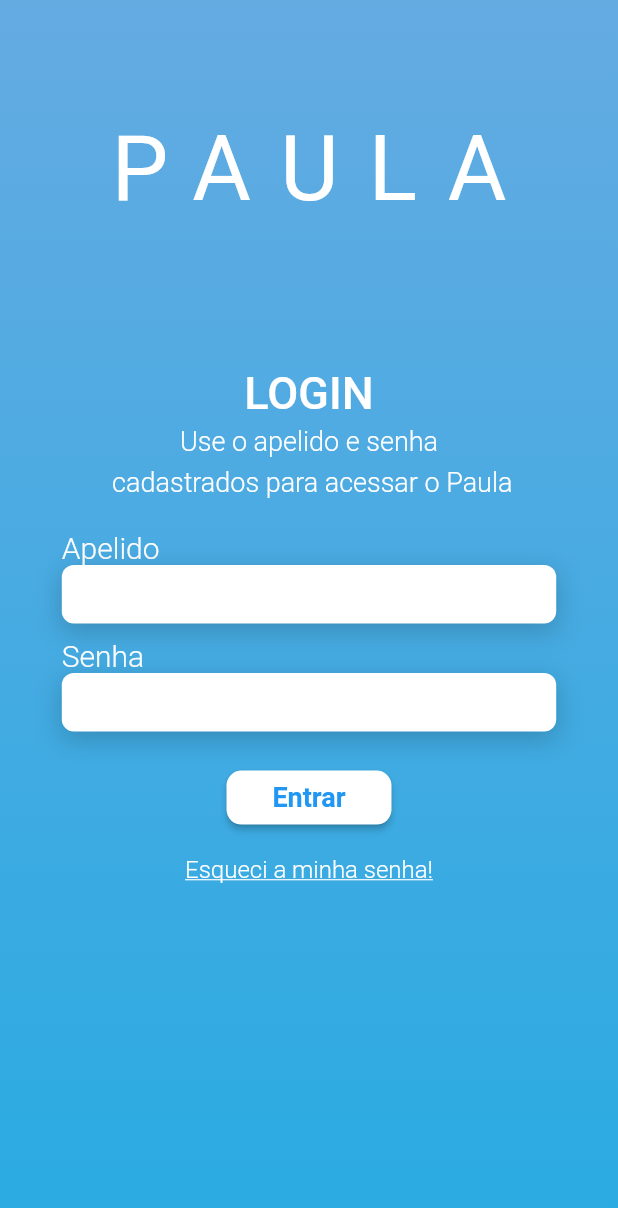
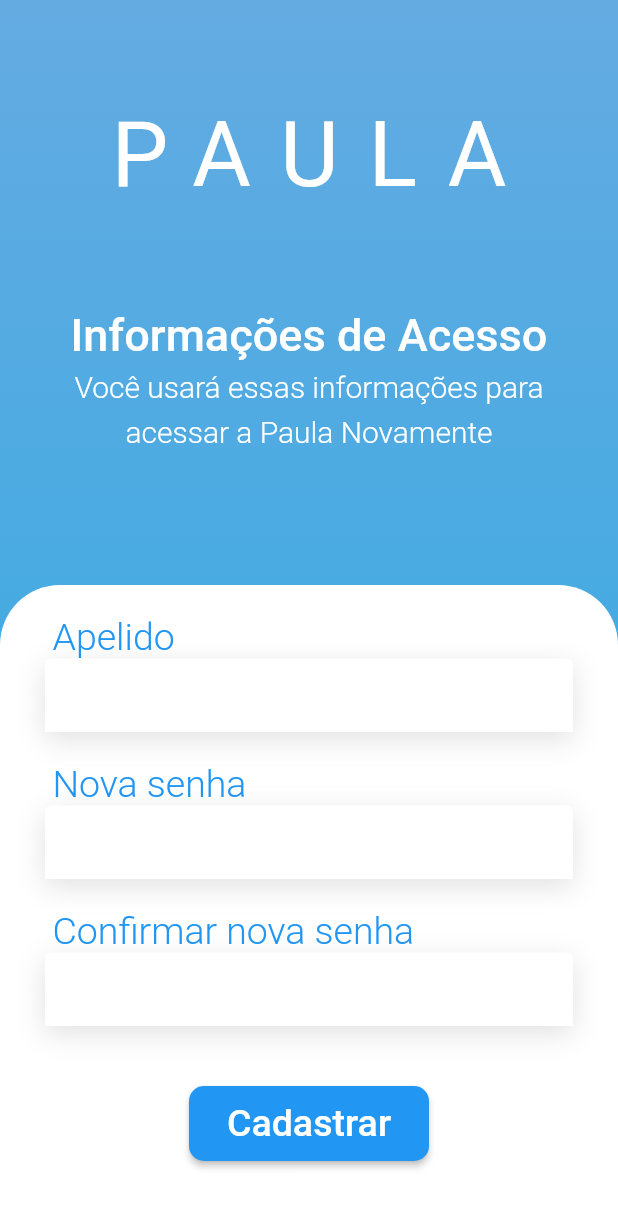
Before and after one commit to Paula-Project/Paula-app, a Flutter app: the LoginPage screen opened by its route, after a tap on "Esqueci a minha senha!", on a phone screen of 412 x 824 dp. Shown: the top 1208 px of the screen. Run offline on Flutter 3.47's test engine with Material 2 defaults, Android fonts, the phone set to English and light mode, and no system bars; our stand-ins replace audioplayers, get, page_transition, shared_preferences; accounts and stored records are empty; Roboto replaces fonts that are missing (Nunito).

Commit message:
Tela Change Password

```diff
--- /dev/null
+++ b/lib/app/views/change_password.dart
@@ -0,0 +1,214 @@
+import 'package:flutter/material.dart';
+import 'package:paula/app/views/components/Input.dart';
+import 'components/paulaTitle.dart';
+import 'home_page.dart';
+import 'package:flutter/services.dart';
+
+class ChangePassword extends StatefulWidget {
+  const ChangePassword({Key? key}) : super(key: key);
+
+  @override
+  State<ChangePassword> createState() => _ChangePassword();
+}
+
+class _ChangePassword extends State<ChangePassword> {
+  static const backgroundBlueGradiend = BoxDecoration(
+      gradient: LinearGradient(
+          begin: Alignment.topCenter,
+          end: Alignment.bottomCenter,
+          colors: [
+            Color.fromARGB(255, 100, 171, 226),
+            Color.fromARGB(255, 41, 171, 226)
+          ]));
+  List<bool> isSelected = List.generate(3, (int index) => false);
+
+  final GlobalKey<FormState> _key = GlobalKey<FormState>();
+
+  final TextEditingController _senhaController = TextEditingController();
+  final TextEditingController _senhaConfirmaController =
+  TextEditingController();
+  final TextEditingController _apelidoController = TextEditingController();
+
+  @override
+  Widget build(BuildContext context) {
+    return Scaffold(
+      body: SingleChildScrollView(
+        child: Container(
+          decoration: backgroundBlueGradiend,
+          width: MediaQuery.of(context).size.width,
+          height: MediaQuery.of(context).size.height,
+          child: Column(
+            children: [
+              const Expanded(
+                flex: 4,
+                child: PaulaTitleComponent(),
+              ),
+              Expanded(
+                flex: 12,
+                child: Column(
+                    mainAxisSize: MainAxisSize.max,
+                    mainAxisAlignment: MainAxisAlignment.start,
+                    crossAxisAlignment: CrossAxisAlignment.start,
+                    children: [
+                      Expanded(
+                        child: Padding(
+                          padding: const EdgeInsets.symmetric(horizontal: 15),
+                          child: Center(
+                            child: Column(
+                              children: const [
+                                Text("Informações de Acesso",
+                                    style: TextStyle(
+                                        color: Colors.white,
+                                        fontSize: 30,
+                                        fontFamily: "Nunito",
+                                        fontWeight: FontWeight.w500)),
+                                Text(
+                                    "Você usará essas informações para acessar a Paula Novamente",
+                                    textAlign: TextAlign.center,
+                                    style: TextStyle(
+                                      color: Colors.white,
+                                      fontSize: 20,
+                                      height: 1.5,
+                                      fontWeight: FontWeight.w300,
+                                    )),
+                              ],
+                            ),
+                          ),
+                        ),
+                      ),
+                      Container(
+                        width: double.infinity,
+                        color: Colors.transparent,
+                        child: Container(
+                            decoration: const BoxDecoration(
+                                color: Colors.white,
+                                borderRadius: BorderRadius.only(
+                                  topLeft: Radius.circular(40.0),
+                                  topRight: Radius.circular(40.0),
+                                )),
+                            child: Padding(
+                              padding: const EdgeInsets.only(bottom: 50),
+                              child: Form(
+                                key: _key,
+                                child: Padding(
+                                  padding:
+                                  const EdgeInsets.fromLTRB(30, 20, 30, 0),
+                                  child: Center(
+                                    child: Column(
+                                      children: [
+                                        Input(
+                                          labelInputTxt: 'Apelido',
+                                          controller: _apelidoController,
+                                          keyboardType: TextInputType.text,
+                                          valid: (value) {
+                                            if (value!.isEmpty) {
+                                              return ' Informe o nome';
+                                            }
+                                            if (value.length < 3) {
+                                              return 'Tamanho inferior a 3';
+                                            }
+                                            return null;
+                                          },
+                                          formatters: [
+                                            FilteringTextInputFormatter.allow(
+                                                RegExp(r'[a-zA-Z0-9]'))
+                                          ],
+                                        ),
+                                        Container(
+                                          height: 20,
+                                        ),
+                                        Input(
+                                          labelInputTxt: "Nova senha",
+                                          obscureTxt: true,
+                                          controller: _senhaController,
+                                          keyboardType: TextInputType.text,
+                                          valid: (value) {
+                                            if (value!.trim().isEmpty) {
+                                              return 'Informe uma Senha';
+                                            }
+                                            if (value.trim().length < 4) {
+                                              return 'Senha muito pequena';
+                                            }
+                                            return null;
+                                          },
+                                        ),
+                                        Container(
+                                          height: 20,
+                                        ),
+                                        Input(
+                                          labelInputTxt: "Confirmar nova senha",
+                                          obscureTxt: true,
+                                          controller: _senhaConfirmaController,
+                                          keyboardType: TextInputType.text,
+                                          valid: (value) {
+                                            if (value!.trim().isEmpty) {
+                                              return 'Informe uma Senha';
+                                            }
+                                            if (value.trim().length < 4) {
+                                              return 'Senha muito pequena';
+                                            }
+                                            if (!(_senhaConfirmaController
+                                                .value ==
+                                                _senhaController.value)) {
+                                              return 'Senha informada esta diferente';
+                                            }
+                                            return null;
+                                          },
+                                        ),
+                                        Container(
+                                          height: 40,
+                                        ),
+                                        SizedBox(
+                                          width: 160,
+                                          height: 50,
+                                          child: ElevatedButton(
+                                            onPressed: () {
+                                              if (_key.currentState!
+                                                  .validate()) {
+                                                Navigator.of(context)
+                                                    .pushAndRemoveUntil(
+                                                  MaterialPageRoute(
+                                                    builder: (BuildContext
+                                                    context) =>
+                                                    const HomePage(),
+                                                  ),
+                                                      (route) => false,
+                                                );
+                                              }
+                                            },
+                                            onHover: (hover) {},
+                                            style: ButtonStyle(
+                                              foregroundColor:
+                                              MaterialStateProperty.all<
+                                                  Color>(Colors.white),
+                                              backgroundColor:
+                                              MaterialStateProperty.all<
+                                                  Color>(Colors.blue),
+                                              shape: MaterialStateProperty.all<
+                                                  RoundedRectangleBorder>(
+                                                  RoundedRectangleBorder(
+                                                      borderRadius:
+                                                      BorderRadius.circular(
+                                                          10),
+                                                      side: BorderSide.none)),
+                                            ),
+                                            child: const Text("Cadastrar",
+                                                style: TextStyle(fontSize: 25)),
+                                          ),
+                                        ),
+                                      ],
+                                    ),
+                                  ),
+                                ),
+                              ),
+                            )),
+                      )
+                    ]),
+              ),
+            ],
+          ),
+        ),
+      ),
+    );
+  }
+}
--- a/lib/app/views/login_page.dart
+++ b/lib/app/views/login_page.dart
@@ -1,5 +1,6 @@
 import 'package:flutter/material.dart';
 import 'package:page_transition/page_transition.dart';
+import 'package:paula/app/views/change_password.dart';
 import 'package:shared_preferences/shared_preferences.dart';
 import 'package:http/http.dart' as http;
 import 'home_page.dart';
@@ -233,7 +234,13 @@ class _LoginPageState extends State<LoginPage> {
                                 fontWeight: FontWeight.w300,
                                 decoration: TextDecoration.underline),
                           ),
-                          onPressed: () {},
+                          onPressed: () {
+                            Navigator.push(
+                                context,
+                                PageTransition(
+                                    type: PageTransitionType.rightToLeft,
+                                    child: const ChangePassword()));
+                          },
                         ),
                       )
                     ]),
```
